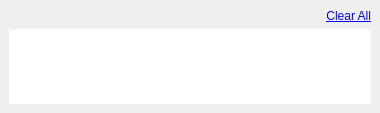
First picture: the form in src/libraries/ui-common/HoverAwareQWindow.ui, repository qualcomm/qcom-test-automation-controller, before the edit.
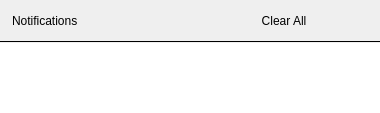
Second picture: the form after the edit.

Commit message:
Enrich notifications with dedup, timestamps, and debug styling
Notification gains an id, a timestamp, and an occurrence counter so repeated notifications can be coalesced instead of stacking duplicate widgets. HoverAwareQWindow and NotificationWidget are reworked to surface the occurrence count and refresh the displayed timestamp when a notification recurs, and debug-level notifications now get their own label color instead of falling through unstyled.

What changed in the file:
```diff
--- a/src/libraries/ui-common/HoverAwareQWindow.ui
+++ b/src/libraries/ui-common/HoverAwareQWindow.ui
@@ -18,19 +18,68 @@
   </property>
   <widget class="QWidget" name="_centralWgt">
    <layout class="QVBoxLayout" name="verticalLayout">
+    <property name="spacing">
+     <number>0</number>
+    </property>
+    <property name="leftMargin">
+     <number>0</number>
+    </property>
+    <property name="topMargin">
+     <number>0</number>
+    </property>
+    <property name="rightMargin">
+     <number>0</number>
+    </property>
+    <property name="bottomMargin">
+     <number>0</number>
+    </property>
     <item>
-     <widget class="QLabel" name="_clearAllLabel">
-      <property name="text">
-       <string>&lt;a href=&quot;/ddlcplus/&quot;&gt;Clear All&lt;/a&gt;</string>
+     <layout class="QHBoxLayout" name="_headerLayout">
+      <property name="leftMargin">
+       <number>12</number>
       </property>
-      <property name="textFormat">
-       <enum>Qt::RichText</enum>
+      <property name="topMargin">
+       <number>10</number>
       </property>
-      <property name="alignment">
-       <set>Qt::AlignRight|Qt::AlignTrailing|Qt::AlignVCenter</set>
+      <property name="rightMargin">
+       <number>8</number>
       </property>
-      <property name="openExternalLinks">
-       <bool>false</bool>
+      <property name="bottomMargin">
+       <number>8</number>
+      </property>
+      <item>
+       <widget class="QLabel" name="_titleLabel">
+        <property name="text">
+         <string>Notifications</string>
+        </property>
+       </widget>
+      </item>
+      <item>
+       <spacer name="_headerSpacer">
+        <property name="orientation">
+         <enum>Qt::Horizontal</enum>
+        </property>
+       </spacer>
+      </item>
+      <item>
+       <widget class="QPushButton" name="_clearAllBtn">
+        <property name="cursor">
+         <cursorShape>PointingHandCursor</cursorShape>
+        </property>
+        <property name="text">
+         <string>Clear All</string>
+        </property>
+        <property name="flat">
+         <bool>true</bool>
+        </property>
+       </widget>
+      </item>
+     </layout>
+    </item>
+    <item>
+     <widget class="QFrame" name="_headerSeparator">
+      <property name="frameShape">
+       <enum>QFrame::HLine</enum>
       </property>
      </widget>
     </item>
```
Left out of the diff: 6 changed lines with no effect on the pictures. The commit also changes 8 other files.
